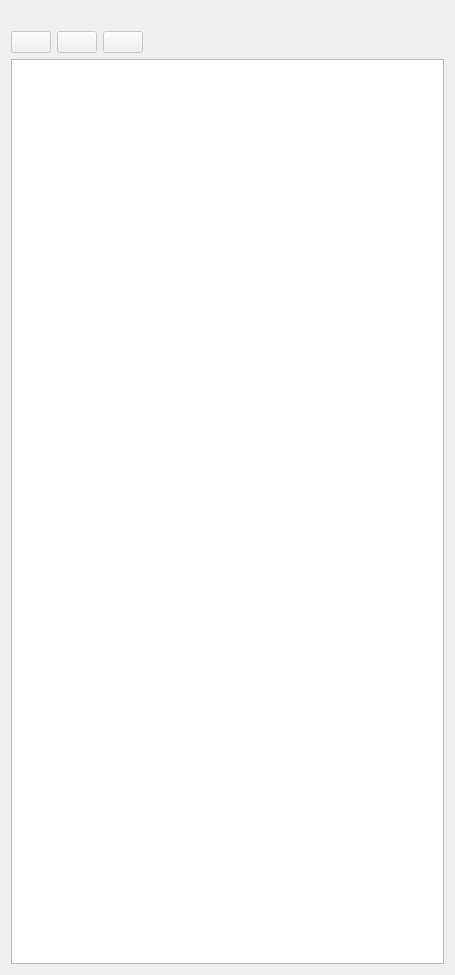
Qt form Plugins/org.mitk.gui.qt.xnat/src/internal/QmitkXnatTreeBrowserViewControls.ui (MITK/MITK) before a commit.
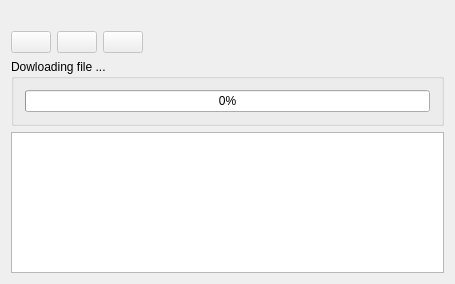
The same form after that commit. Icons and pictures are not drawn.

Commit message:
Finished upload to XNAT via QmitkXnatTreeBrowser
Using QProgressBar for progress feedback
Fixed DragNDrop upload
Added QMessageBoxes for status messages

Diff of the .ui file:
```diff
--- a/Plugins/org.mitk.gui.qt.xnat/src/internal/QmitkXnatTreeBrowserViewControls.ui
+++ b/Plugins/org.mitk.gui.qt.xnat/src/internal/QmitkXnatTreeBrowserViewControls.ui
@@ -7,7 +7,7 @@
     <x>0</x>
     <y>0</y>
     <width>455</width>
-    <height>975</height>
+    <height>284</height>
    </rect>
   </property>
   <property name="minimumSize">
@@ -125,6 +125,22 @@
      </item>
     </layout>
    </item>
+   <item>
+    <widget class="QGroupBox" name="groupBox">
+     <property name="title">
+      <string>Dowloading file ...</string>
+     </property>
+     <layout class="QVBoxLayout" name="verticalLayout_3">
+      <item>
+       <widget class="QProgressBar" name="progressBar">
+        <property name="value">
+         <number>0</number>
+        </property>
+       </widget>
+      </item>
+     </layout>
+    </widget>
+   </item>
    <item>
     <layout class="QVBoxLayout" name="verticalLayout_2">
      <item>
```
The commit also changes 4 other files.
